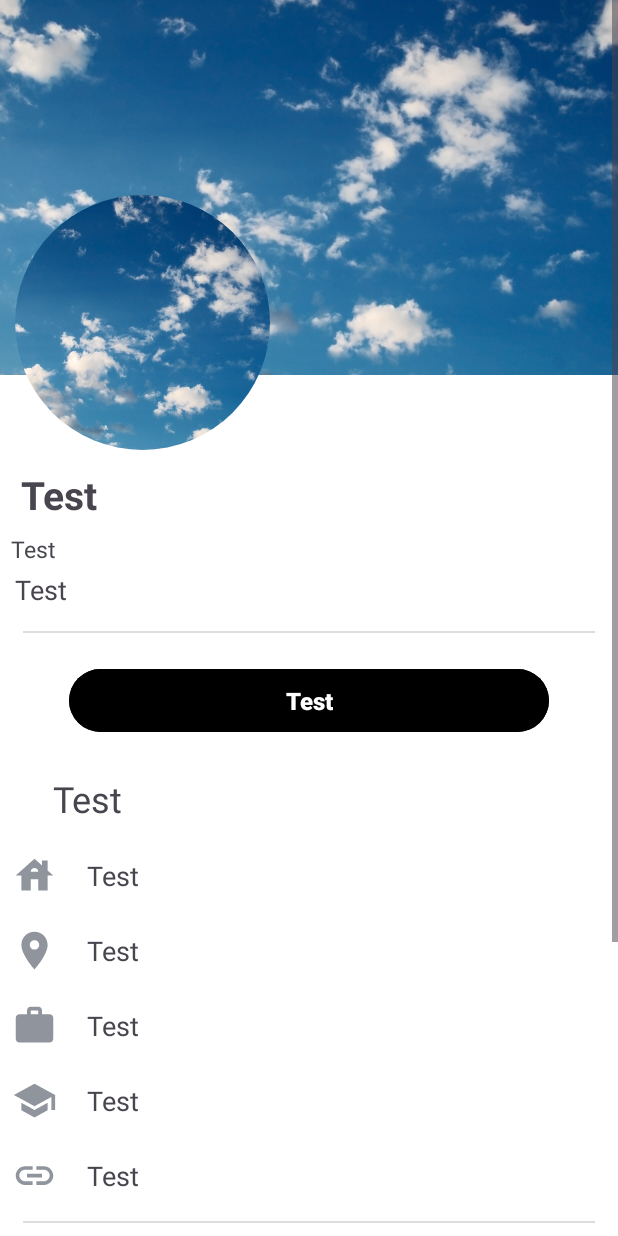
After one commit to DinhVuTienSon/Facebook, an Android app: the fragment ProfileFragment shown on its own in the app's theme, on a phone screen of 412 x 824 dp. The commit adds this screen. Run offline under Robolectric (Android 15) with nearby library versions, the phone set to English and light mode, and no system bars; our stand-ins replace CircleImageView.

Commit message:
Profile fragment

```diff
--- /dev/null
+++ b/app/src/main/java/vn/edu/usth/facebook/ProfileFragment.java
@@ -0,0 +1,52 @@
+package vn.edu.usth.facebook;
+
+import android.os.Bundle;
+
+import androidx.fragment.app.Fragment;
+
+import android.view.LayoutInflater;
+import android.view.View;
+import android.view.ViewGroup;
+
+public class ProfileFragment extends Fragment {
+
+    // TODO: Rename parameter arguments, choose names that match
+    // the fragment initialization parameters, e.g. ARG_ITEM_NUMBER
+    private static final String ARG_PARAM1 = "param1";
+    private static final String ARG_PARAM2 = "param2";
+
+    // TODO: Rename and change types of parameters
+    private String mParam1;
+    private String mParam2;
+
+    public ProfileFragment() {
+        // Required empty public constructor
+    }
+
+
+    // TODO: Rename and change types and number of parameters
+    public static ProfileFragment newInstance(String param1, String param2) {
+        ProfileFragment fragment = new ProfileFragment();
+        Bundle args = new Bundle();
+        args.putString(ARG_PARAM1, param1);
+        args.putString(ARG_PARAM2, param2);
+        fragment.setArguments(args);
+        return fragment;
+    }
+
+    @Override
+    public void onCreate(Bundle savedInstanceState) {
+        super.onCreate(savedInstanceState);
+        if (getArguments() != null) {
+            mParam1 = getArguments().getString(ARG_PARAM1);
+            mParam2 = getArguments().getString(ARG_PARAM2);
+        }
+    }
+
+    @Override
+    public View onCreateView(LayoutInflater inflater, ViewGroup container,
+                             Bundle savedInstanceState) {
+        // Inflate the layout for this fragment
+        return inflater.inflate(R.layout.fragment_profile, container, false);
+    }
+}
--- /dev/null
+++ b/app/src/main/res/drawable/baseline_house_24.xml
@@ -0,0 +1,5 @@
+<vector android:height="30dp" android:tint="#90949C"
+    android:viewportHeight="24" android:viewportWidth="24"
+    android:width="30dp" xmlns:android="http://schemas.android.com/apk/res/android">
+    <path android:fillColor="@android:color/white" android:pathData="M19,9.3V4h-3v2.6L12,3L2,12h3v8h5v-6h4v6h5v-8h3L19,9.3zM10,10c0,-1.1 0.9,-2 2,-2s2,0.9 2,2H10z"/>
+</vector>
--- /dev/null
+++ b/app/src/main/res/drawable/baseline_link_24.xml
@@ -0,0 +1,5 @@
+<vector android:height="30dp" android:tint="#90949C"
+    android:viewportHeight="24" android:viewportWidth="24"
+    android:width="30dp" xmlns:android="http://schemas.android.com/apk/res/android">
+    <path android:fillColor="@android:color/white" android:pathData="M3.9,12c0,-1.71 1.39,-3.1 3.1,-3.1h4L11,7L7,7c-2.76,0 -5,2.24 -5,5s2.24,5 5,5h4v-1.9L7,15.1c-1.71,0 -3.1,-1.39 -3.1,-3.1zM8,13h8v-2L8,11v2zM17,7h-4v1.9h4c1.71,0 3.1,1.39 3.1,3.1s-1.39,3.1 -3.1,3.1h-4L13,17h4c2.76,0 5,-2.24 5,-5s-2.24,-5 -5,-5z"/>
+</vector>
--- /dev/null
+++ b/app/src/main/res/drawable/baseline_location_on_24.xml
@@ -0,0 +1,5 @@
+<vector android:height="30dp" android:tint="#90949c"
+    android:viewportHeight="24" android:viewportWidth="24"
+    android:width="30dp" xmlns:android="http://schemas.android.com/apk/res/android">
+    <path android:fillColor="@android:color/white" android:pathData="M12,2C8.13,2 5,5.13 5,9c0,5.25 7,13 7,13s7,-7.75 7,-13c0,-3.87 -3.13,-7 -7,-7zM12,11.5c-1.38,0 -2.5,-1.12 -2.5,-2.5s1.12,-2.5 2.5,-2.5 2.5,1.12 2.5,2.5 -1.12,2.5 -2.5,2.5z"/>
+</vector>
--- /dev/null
+++ b/app/src/main/res/drawable/baseline_school_24.xml
@@ -0,0 +1,5 @@
+<vector android:height="30dp" android:tint="#90949C"
+    android:viewportHeight="24" android:viewportWidth="24"
+    android:width="30dp" xmlns:android="http://schemas.android.com/apk/res/android">
+    <path android:fillColor="@android:color/white" android:pathData="M5,13.18v4L12,21l7,-3.82v-4L12,17l-7,-3.82zM12,3L1,9l11,6 9,-4.91V17h2V9L12,3z"/>
+</vector>
--- /dev/null
+++ b/app/src/main/res/drawable/baseline_work_24.xml
@@ -0,0 +1,5 @@
+<vector android:height="30dp" android:tint="#90949C"
+    android:viewportHeight="24" android:viewportWidth="24"
+    android:width="30dp" xmlns:android="http://schemas.android.com/apk/res/android">
+    <path android:fillColor="@android:color/white" android:pathData="M20,6h-4L16,4c0,-1.11 -0.89,-2 -2,-2h-4c-1.11,0 -2,0.89 -2,2v2L4,6c-1.11,0 -1.99,0.89 -1.99,2L2,19c0,1.11 0.89,2 2,2h16c1.11,0 2,-0.89 2,-2L22,8c0,-1.11 -0.89,-2 -2,-2zM14,6h-4L10,4h4v2z"/>
+</vector>
--- /dev/null
+++ b/app/src/main/res/layout/fragment_profile.xml
@@ -0,0 +1,410 @@
+<ScrollView
+    xmlns:android="http://schemas.android.com/apk/res/android"
+    xmlns:app="http://schemas.android.com/apk/res-auto"
+    xmlns:tools="http://schemas.android.com/tools"
+    android:layout_width="match_parent"
+    android:layout_height="match_parent"
+    android:background="@color/white">
+
+<androidx.constraintlayout.widget.ConstraintLayout
+    android:layout_width="match_parent"
+    android:layout_height="wrap_content"
+    tools:context=".ProfileFragment">
+
+    <ImageView
+        android:id="@+id/background"
+        app:layout_constraintTop_toTopOf="parent"
+        android:layout_width="0dp"
+        android:layout_height="250dp"
+        android:importantForAccessibility="no"
+        android:scaleType="centerCrop"
+        android:src="@drawable/background"
+        app:layout_constraintLeft_toLeftOf="parent"
+        app:layout_constraintRight_toRightOf="parent"
+        tools:ignore="ImageContrastCheck" />
+
+    <de.hdodenhof.circleimageview.CircleImageView
+        android:id="@+id/avatar"
+        android:layout_width="170dp"
+        android:layout_height="170dp"
+        android:layout_marginStart="10dp"
+        android:scaleType="centerCrop"
+        app:strokeColor="@color/black"
+        app:strokeWidth="10dp"
+        android:layout_marginTop="130dp"
+        app:layout_constraintTop_toTopOf="parent"
+        app:layout_constraintLeft_toLeftOf="parent"
+        android:src="@drawable/background"/>
+
+    <TextView
+        android:id="@+id/name"
+        android:layout_width="wrap_content"
+        android:layout_height="wrap_content"
+        android:layout_marginTop="12dp"
+        android:text="@string/test"
+        android:textSize="26sp"
+        android:textStyle="bold"
+        app:layout_constraintEnd_toEndOf="parent"
+        app:layout_constraintHorizontal_bias="0.039"
+        app:layout_constraintStart_toStartOf="parent"
+        app:layout_constraintTop_toBottomOf="@id/avatar" />
+
+    <TextView
+        android:id="@+id/follow"
+        android:layout_width="wrap_content"
+        android:layout_height="wrap_content"
+        android:layout_marginTop="8dp"
+        android:text="@string/test"
+        android:textSize="15sp"
+        app:layout_constraintEnd_toEndOf="@id/name"
+        app:layout_constraintHorizontal_bias="0.209"
+        app:layout_constraintStart_toStartOf="parent"
+        app:layout_constraintTop_toBottomOf="@id/name" />
+
+    <TextView
+        android:id="@+id/quote"
+        android:layout_width="wrap_content"
+        android:layout_height="wrap_content"
+        android:layout_marginTop="4dp"
+        android:layout_weight="9"
+        android:paddingStart="10dp"
+        android:paddingEnd="10dp"
+        android:text="@string/test"
+        android:textSize="18sp"
+        app:layout_constraintEnd_toEndOf="parent"
+        app:layout_constraintHorizontal_bias="0.0"
+        app:layout_constraintLeft_toLeftOf="parent"
+        app:layout_constraintStart_toStartOf="parent"
+        app:layout_constraintTop_toBottomOf="@id/follow" />
+
+    <View
+        android:id="@+id/break_line_menu1"
+        android:layout_width="match_parent"
+        android:layout_height="1dp"
+        android:background="@drawable/break_line"
+        app:layout_constraintTop_toBottomOf="@id/quote"
+        android:layout_margin="15dp" />
+
+    <Button
+        android:id="@+id/btnEdit"
+        android:layout_width="320dp"
+        android:layout_height="wrap_content"
+        android:layout_marginTop="20dp"
+        android:backgroundTint="@color/black"
+        android:padding="10dp"
+        android:text="@string/test"
+        android:textColor="@color/white"
+        android:textSize="16sp"
+        android:textStyle="bold"
+        app:layout_constraintTop_toBottomOf="@id/break_line_menu1"
+        app:layout_constraintEnd_toEndOf="parent"
+        app:layout_constraintStart_toStartOf="parent" />
+
+    <TextView
+        android:layout_width="wrap_content"
+        android:layout_height="wrap_content"
+        android:id="@+id/bio1"
+        android:layout_marginTop="24dp"
+        android:layout_marginEnd="330dp"
+        android:text="@string/test"
+        android:textSize="24sp"
+        app:layout_constraintEnd_toEndOf="parent"
+        app:layout_constraintLeft_toLeftOf="parent"
+        app:layout_constraintTop_toBottomOf="@id/btnEdit" />
+
+    <LinearLayout
+        android:layout_width="match_parent"
+        android:layout_height="wrap_content"
+        android:id="@+id/address"
+        android:layout_marginStart="8dp"
+        android:layout_marginTop="20dp"
+        android:background="@color/white"
+        android:orientation="horizontal"
+        app:layout_constraintTop_toBottomOf="@id/bio1"
+        android:weightSum="8">
+
+        <ImageView
+            android:layout_width="0dp"
+            android:layout_height="wrap_content"
+            android:layout_gravity="center"
+            android:layout_marginEnd="0dp"
+            android:layout_weight="1"
+            android:importantForAccessibility="no"
+            android:padding="0dp"
+            android:scaleType="fitStart"
+            android:src="@drawable/baseline_house_24" />
+
+        <TextView
+            android:layout_width="0dp"
+            android:layout_height="wrap_content"
+            android:text="@string/test"
+            android:textSize="18sp"
+            android:layout_gravity="center"
+            android:layout_weight="6"/>
+
+    </LinearLayout>
+
+    <LinearLayout
+        android:layout_width="match_parent"
+        android:layout_height="wrap_content"
+        android:id="@+id/country"
+        android:layout_marginStart="8dp"
+        android:layout_marginTop="20dp"
+        android:background="@color/white"
+        android:orientation="horizontal"
+        app:layout_constraintTop_toBottomOf="@id/address"
+        android:weightSum="8">
+
+        <ImageView
+            android:layout_width="0dp"
+            android:layout_height="wrap_content"
+            android:layout_gravity="center"
+            android:scaleType="fitStart"
+            android:layout_marginEnd="0dp"
+            android:layout_weight="1"
+            android:padding="0dp"
+            android:src="@drawable/baseline_location_on_24"
+            android:importantForAccessibility="no" />
+
+        <TextView
+            android:layout_width="0dp"
+            android:layout_height="wrap_content"
+            android:text="@string/test"
+            android:textSize="18sp"
+            android:layout_gravity="center"
+            android:layout_weight="6"/>
+    </LinearLayout>
+
+    <LinearLayout
+        android:layout_width="match_parent"
+        android:layout_height="wrap_content"
+        android:id="@+id/workplace"
+        android:layout_marginStart="8dp"
+        android:layout_marginTop="20dp"
+        android:background="@color/white"
+        android:orientation="horizontal"
+        app:layout_constraintTop_toBottomOf="@id/country"
+        android:weightSum="8">
+
+        <ImageView
+            android:layout_width="0dp"
+            android:layout_height="wrap_content"
+            android:layout_gravity="center"
+            android:scaleType="fitStart"
+            android:layout_marginEnd="0dp"
+            android:layout_weight="1"
+            android:padding="0dp"
+            android:src="@drawable/baseline_work_24"
+            android:importantForAccessibility="no" />
+
+        <TextView
+            android:layout_width="0dp"
+            android:layout_height="wrap_content"
+            android:text="@string/test"
+            android:textSize="18sp"
+            android:layout_gravity="center"
+            android:layout_weight="6"/>
+    </LinearLayout>
+
+    <LinearLayout
+        android:layout_width="match_parent"
+        android:layout_height="wrap_content"
+        android:id="@+id/school"
+        android:layout_marginStart="8dp"
+        android:layout_marginTop="20dp"
+        android:background="@color/white"
+        android:orientation="horizontal"
+        app:layout_constraintTop_toBottomOf="@id/workplace"
+        android:weightSum="8">
+
+        <ImageView
+            android:layout_width="0dp"
+            android:layout_height="wrap_content"
+            android:layout_gravity="center"
+            android:scaleType="fitStart"
+            android:layout_marginEnd="0dp"
+            android:layout_weight="1"
+            android:padding="0dp"
+            android:src="@drawable/baseline_school_24"
+            android:importantForAccessibility="no" />
+
+        <TextView
+            android:layout_width="0dp"
+            android:layout_height="wrap_content"
+            android:text="@string/test"
+            android:textSize="18sp"
+            android:layout_gravity="center"
+            android:layout_weight="7"/>
+    </LinearLayout>
+
+    <LinearLayout
+        android:layout_width="match_parent"
+        android:layout_height="wrap_content"
+        android:id="@+id/website"
+        android:layout_marginStart="8dp"
+        android:layout_marginTop="20dp"
+        android:background="@color/white"
+        android:orientation="horizontal"
+        app:layout_constraintTop_toBottomOf="@id/school"
+        android:weightSum="8">
+
+        <ImageView
+            android:layout_width="0dp"
+            android:layout_height="wrap_content"
+            android:layout_gravity="center"
+            android:scaleType="fitStart"
+            android:layout_marginEnd="0dp"
+            android:layout_weight="1"
+            android:padding="0dp"
+            android:src="@drawable/baseline_link_24"
+            android:importantForAccessibility="no" />
+
+        <TextView
+            android:layout_width="0dp"
+            android:layout_height="wrap_content"
+            android:text="@string/test"
+            android:textSize="18sp"
+            android:layout_gravity="center"
+            android:layout_weight="7"/>
+    </LinearLayout>
+
+    <View
+        android:id="@+id/break_line_menu2"
+        android:layout_width="match_parent"
+        android:layout_height="1dp"
+        android:background="@drawable/break_line"
+        app:layout_constraintTop_toBottomOf="@id/website"
+        android:layout_margin="15dp" />
+
+    <TextView
+        android:id="@+id/bio2"
+        android:layout_width="wrap_content"
+        android:layout_height="wrap_content"
+        android:layout_marginTop="24dp"
+        android:layout_marginEnd="324dp"
+        android:text="@string/test"
+        android:textSize="24sp"
+        app:layout_constraintEnd_toEndOf="parent"
+        app:layout_constraintLeft_toLeftOf="parent"
+        app:layout_constraintTop_toBottomOf="@id/website" />
+
+
+    <LinearLayout
+        android:orientation="horizontal"
+        android:id="@+id/friendlist"
+        android:layout_width="match_parent"
+        android:layout_height="wrap_content"
+        app:layout_constraintTop_toBottomOf="@id/bio2"
+        android:baselineAligned="false">
+
+        <!-- Friend 1 -->
+        <LinearLayout
+            android:orientation="vertical"
+            android:id="@+id/p1"
+            android:layout_width="0dp"
+            android:layout_weight="1"
+            android:layout_height="match_parent"
+            android:layout_marginEnd="8dp">
+
+            <ImageView
+                android:layout_width="120dp"
+                android:layout_height="120dp"
+                android:layout_marginTop="20dp"
+                android:importantForAccessibility="no"
+                android:layout_marginStart="10dp"
+                android:scaleType="centerCrop"
+                android:src="@drawable/background" />
+
+            <TextView
+                android:layout_width="match_parent"
+                android:layout_height="wrap_content"
+                android:layout_marginTop="10dp"
+                android:text="@string/test"
+                android:textAlignment="center"
+                android:textSize="14sp" />
+        </LinearLayout>
+
+        <!-- Friend 2 -->
+        <LinearLayout
+            android:orientation="vertical"
+            android:id="@+id/p2"
+            android:layout_width="0dp"
+            android:layout_weight="1"
+            android:layout_height="match_parent"
+            android:layout_marginStart="8dp"
+            android:layout_marginEnd="8dp">
+
+            <ImageView
+                android:layout_width="120dp"
+                android:layout_height="120dp"
+                android:layout_marginTop="20dp"
+                android:importantForAccessibility="no"
+                android:scaleType="centerCrop"
+                android:src="@drawable/background" />
+
+            <TextView
+                android:layout_width="match_parent"
+                android:layout_height="wrap_content"
+                android:layout_marginTop="10dp"
+                android:text="@string/test"
+                android:textAlignment="center"
+                android:textSize="14sp" />
+        </LinearLayout>
+
+        <!-- Friend 3 -->
+        <LinearLayout
+            android:orientation="vertical"
+            android:id="@+id/p3"
+            android:layout_width="0dp"
+            android:layout_weight="1"
+            android:layout_height="match_parent"
+            android:layout_marginStart="0dp">
+
+            <ImageView
+                android:layout_width="120dp"
+                android:layout_height="120dp"
+                android:layout_marginTop="20dp"
+                android:importantForAccessibility="no"
+                android:scaleType="centerCrop"
+                android:layout_marginEnd="10dp"
+                android:src="@drawable/background" />
+
+            <TextView
+                android:layout_width="match_parent"
+                android:layout_height="wrap_content"
+                android:layout_marginTop="10dp"
+                android:text="@string/test"
+                android:textAlignment="center"
+                android:textSize="14sp" />
+        </LinearLayout>
+    </LinearLayout>
+
+    <View
+        android:id="@+id/break_line_menu3"
+        android:layout_width="match_parent"
+        android:layout_height="1dp"
+        android:background="@drawable/break_line"
+        app:layout_constraintTop_toBottomOf="@id/friendlist"
+        android:layout_margin="15dp" />
+
+    <TextView
+        android:layout_width="wrap_content"
+        android:layout_height="wrap_content"
+        android:id="@+id/postheader"
+        android:layout_marginTop="24dp"
+        android:text="@string/test"
+        android:textSize="24sp"
+        app:layout_constraintEnd_toEndOf="parent"
+        app:layout_constraintHorizontal_bias="0.025"
+        app:layout_constraintStart_toStartOf="parent"
+        app:layout_constraintTop_toBottomOf="@id/friendlist" />
+
+    <RelativeLayout
+        android:layout_width="match_parent"
+        android:layout_height="wrap_content"
+        app:layout_constraintTop_toBottomOf="@id/postheader"
+        android:background="@color/white"/>
+
+
+    </androidx.constraintlayout.widget.ConstraintLayout>
+</ScrollView>
--- a/app/src/main/res/values/strings.xml
+++ b/app/src/main/res/values/strings.xml
@@ -1,5 +1,5 @@
 <resources>
     <string name="app_name">Facebook</string>
-    <!-- TODO: Remove or change this placeholder text -->
-    <string name="hello_blank_fragment">Hello blank fragment</string>
+    <string name="test">Test</string>
+
 </resources>
```
Also changed, not shown: app/src/main/res/drawable/background.png (added).
